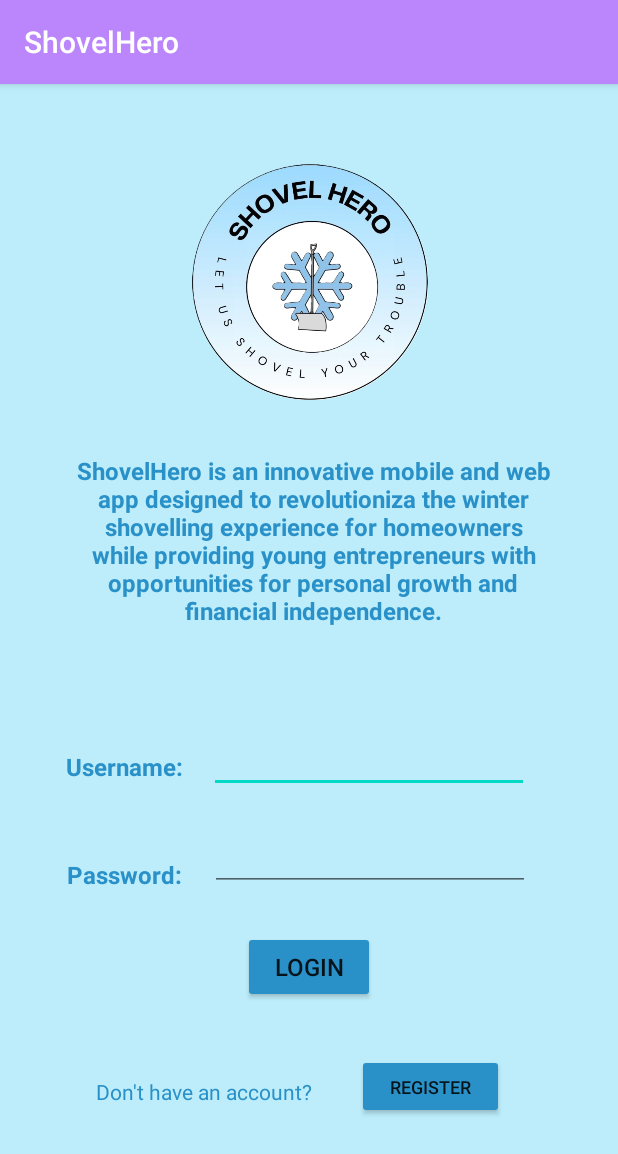
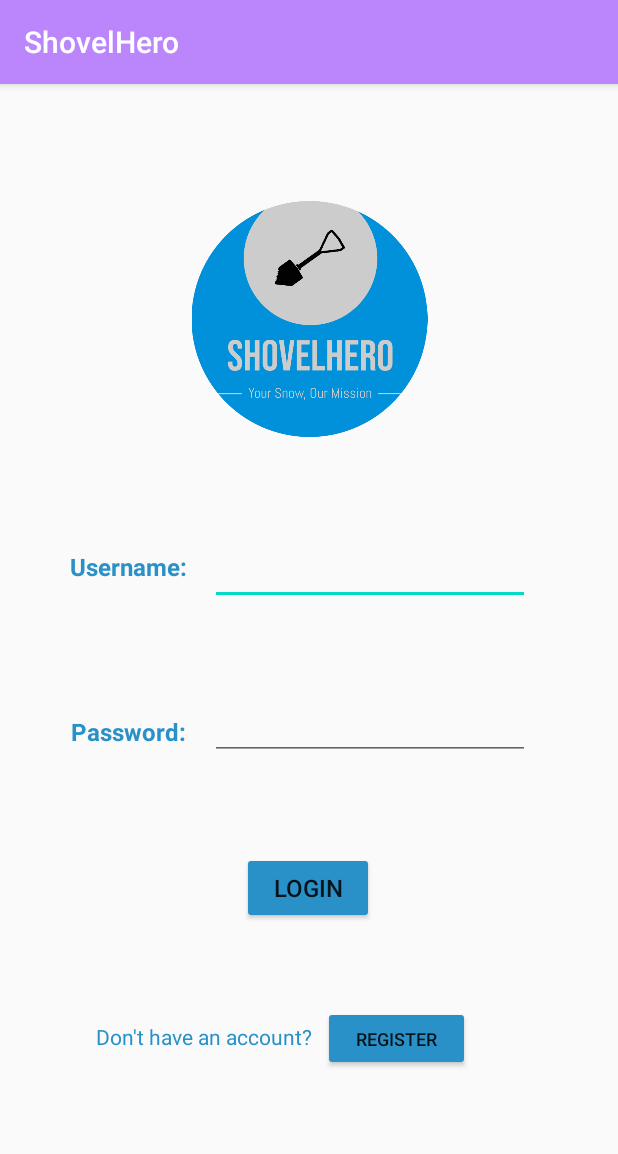
Before and after one commit to nelsonle345/-comp313-00x-Team4-F24, an Android app built with Jetpack Compose: the screen it shows after launch (MainActivity), on a phone screen of 412 x 824 dp. Shown: the top 1154 px of the screen. Run offline under Robolectric (Android 15) with nearby library versions, the phone set to English and light mode, and no system bars.

Commit message:
logo added

```diff
--- a/app/src/main/res/layout/activity_accept_open_work.xml
+++ b/app/src/main/res/layout/activity_accept_open_work.xml
@@ -3,7 +3,6 @@
     xmlns:tools="http://schemas.android.com/tools"
     android:layout_width="match_parent"
     android:layout_height="match_parent"
-    android:background="#E8F5E9"
     android:padding="16dp">
 
     <LinearLayout
@@ -16,7 +15,7 @@
             android:layout_height="100dp"
             android:layout_gravity="center"
             android:contentDescription="Shovel Hero Logo"
-            android:src="@drawable/shovel_hero_logo"
+            android:src="@drawable/logo_color"
             android:layout_marginBottom="16dp"/>
 
         <TextView
--- a/app/src/main/res/layout/activity_add_property_info.xml
+++ b/app/src/main/res/layout/activity_add_property_info.xml
@@ -3,7 +3,6 @@
     xmlns:tools="http://schemas.android.com/tools"
     android:layout_width="match_parent"
     android:layout_height="match_parent"
-    android:background="#BDEDFB"
     android:padding="16dp">
 
     <LinearLayout
@@ -15,7 +14,7 @@
             android:layout_width="100dp"
             android:layout_height="100dp"
             android:layout_gravity="center"
-            android:src="@drawable/shovel_hero_logo"
+            android:src="@drawable/logo_color"
             android:contentDescription="Shovel Hero Logo"
             android:layout_marginBottom="16dp"/>
 
--- a/app/src/main/res/layout/activity_create_work_order.xml
+++ b/app/src/main/res/layout/activity_create_work_order.xml
@@ -3,7 +3,6 @@
     xmlns:tools="http://schemas.android.com/tools"
     android:layout_width="match_parent"
     android:layout_height="match_parent"
-    android:background="#BDEDFB"
     android:padding="16dp">
 
     <LinearLayout
@@ -15,7 +14,7 @@
             android:layout_width="100dp"
             android:layout_height="100dp"
             android:layout_gravity="center"
-            android:src="@drawable/shovel_hero_logo"
+            android:src="@drawable/logo_color"
             android:contentDescription="Shovel Hero Logo"
             android:layout_marginBottom="16dp"/>
 
--- a/app/src/main/res/layout/activity_customer_profile.xml
+++ b/app/src/main/res/layout/activity_customer_profile.xml
@@ -5,14 +5,13 @@
     android:layout_width="match_parent"
     android:layout_height="match_parent"
     android:orientation="vertical"
-    tools:context=".CustomerProfile"
-    android:background="#BDEDFB">
+    tools:context=".CustomerProfile">
 
     <ImageView
         android:layout_width="70dp"
         android:layout_height="70dp"
         android:layout_gravity="center"
-        android:src="@drawable/shovel_hero_logo"
+        android:src="@drawable/logo_color"
         android:contentDescription="Shovel Hero Logo"
         android:layout_marginBottom="6dp"/>
 
--- a/app/src/main/res/layout/activity_list_open_work_order.xml
+++ b/app/src/main/res/layout/activity_list_open_work_order.xml
@@ -3,7 +3,6 @@
     xmlns:tools="http://schemas.android.com/tools"
     android:layout_width="match_parent"
     android:layout_height="match_parent"
-    android:background="#E0F7FA"
     android:padding="16dp">
 
     <LinearLayout
@@ -17,7 +16,7 @@
             android:layout_gravity="center"
             android:layout_marginBottom="16dp"
             android:contentDescription="Shovel Hero Logo"
-            android:src="@drawable/shovel_hero_logo" />
+            android:src="@drawable/logo_color" />
 
         <TextView
             android:id="@+id/lblOpenWorkOrders"
--- a/app/src/main/res/layout/activity_main.xml
+++ b/app/src/main/res/layout/activity_main.xml
@@ -4,7 +4,6 @@
     xmlns:tools="http://schemas.android.com/tools"
     android:layout_width="match_parent"
     android:layout_height="match_parent"
-    android:background="#BDEDFB"
     android:orientation="vertical"
     android:textAlignment="center"
     tools:context=".MainActivity">
@@ -18,24 +17,8 @@
         app:layout_constraintEnd_toEndOf="parent"
         app:layout_constraintStart_toStartOf="parent"
         app:layout_constraintTop_toTopOf="parent"
-        app:layout_constraintVertical_bias="0.087"
-        app:srcCompat="@drawable/shovel_hero_logo" />
-
-    <TextView
-        android:id="@+id/missionStatment"
-        android:layout_width="325dp"
-        android:layout_height="150dp"
-        android:text="\nShovelHero is an innovative mobile and web app designed to revolutioniza the winter shovelling experience for homeowners while providing young entrepreneurs with opportunities for personal growth and financial independence."
-        android:textColor="#2991C8"
-        android:textSize="16sp"
-        android:textStyle="bold"
-        android:gravity="center"
-        app:layout_constraintBottom_toBottomOf="parent"
-        app:layout_constraintEnd_toEndOf="parent"
-        app:layout_constraintHorizontal_bias="0.534"
-        app:layout_constraintStart_toStartOf="parent"
-        app:layout_constraintTop_toTopOf="parent"
-        app:layout_constraintVertical_bias="0.356" />
+        app:layout_constraintVertical_bias="0.128"
+        app:srcCompat="@drawable/logo_color" />
 
     <TextView
         android:id="@+id/lblUsername"
@@ -48,10 +31,10 @@
         android:textStyle="bold"
         app:layout_constraintBottom_toBottomOf="parent"
         app:layout_constraintEnd_toEndOf="parent"
-        app:layout_constraintHorizontal_bias="0.099"
+        app:layout_constraintHorizontal_bias="0.109"
         app:layout_constraintStart_toStartOf="parent"
         app:layout_constraintTop_toTopOf="parent"
-        app:layout_constraintVertical_bias="0.595" />
+        app:layout_constraintVertical_bias="0.416" />
 
     <TextView
         android:id="@+id/lblPassword"
@@ -64,10 +47,10 @@
         android:textStyle="bold"
         app:layout_constraintBottom_toBottomOf="parent"
         app:layout_constraintEnd_toEndOf="parent"
-        app:layout_constraintHorizontal_bias="0.099"
+        app:layout_constraintHorizontal_bias="0.109"
         app:layout_constraintStart_toStartOf="parent"
         app:layout_constraintTop_toTopOf="parent"
-        app:layout_constraintVertical_bias="0.692" />
+        app:layout_constraintVertical_bias="0.564" />
 
     <EditText
         android:id="@+id/etUsername"
@@ -77,10 +60,10 @@
         android:inputType="text"
         app:layout_constraintBottom_toBottomOf="parent"
         app:layout_constraintEnd_toEndOf="parent"
-        app:layout_constraintHorizontal_bias="0.701"
+        app:layout_constraintHorizontal_bias="0.706"
         app:layout_constraintStart_toStartOf="parent"
         app:layout_constraintTop_toTopOf="parent"
-        app:layout_constraintVertical_bias="0.591" />
+        app:layout_constraintVertical_bias="0.418" />
 
     <EditText
         android:id="@+id/etPassword"
@@ -93,21 +76,22 @@
         app:layout_constraintHorizontal_bias="0.706"
         app:layout_constraintStart_toStartOf="parent"
         app:layout_constraintTop_toTopOf="parent"
-        app:layout_constraintVertical_bias="0.682" />
+        app:layout_constraintVertical_bias="0.561" />
 
     <Button
         android:id="@+id/btnLogin"
         android:layout_width="wrap_content"
         android:layout_height="wrap_content"
         android:backgroundTint="#2991C8"
+        android:onClick="loginUser"
         android:text="Login"
         android:textSize="16sp"
-        android:onClick="loginUser"
         app:layout_constraintBottom_toBottomOf="parent"
         app:layout_constraintEnd_toEndOf="parent"
+        app:layout_constraintHorizontal_bias="0.498"
         app:layout_constraintStart_toStartOf="parent"
         app:layout_constraintTop_toTopOf="parent"
-        app:layout_constraintVertical_bias="0.784" />
+        app:layout_constraintVertical_bias="0.711" />
 
     <TextView
         android:id="@+id/lblNoAccount"
@@ -122,7 +106,7 @@
         app:layout_constraintHorizontal_bias="0.231"
         app:layout_constraintStart_toStartOf="parent"
         app:layout_constraintTop_toTopOf="parent"
-        app:layout_constraintVertical_bias="0.884" />
+        app:layout_constraintVertical_bias="0.835" />
 
     <Button
         android:id="@+id/btnRegister"
@@ -134,9 +118,9 @@
         android:textSize="12sp"
         app:layout_constraintBottom_toBottomOf="parent"
         app:layout_constraintEnd_toEndOf="parent"
-        app:layout_constraintHorizontal_bias="0.757"
+        app:layout_constraintHorizontal_bias="0.686"
         app:layout_constraintStart_toStartOf="parent"
         app:layout_constraintTop_toTopOf="parent"
-        app:layout_constraintVertical_bias="0.892" />
+        app:layout_constraintVertical_bias="0.848" />
 
 </androidx.constraintlayout.widget.ConstraintLayout>
--- a/app/src/main/res/layout/activity_update_property_info.xml
+++ b/app/src/main/res/layout/activity_update_property_info.xml
@@ -3,7 +3,6 @@
     xmlns:tools="http://schemas.android.com/tools"
     android:layout_width="match_parent"
     android:layout_height="match_parent"
-    android:background="#BDEDFB"
     android:padding="16dp">
 
     <LinearLayout
@@ -15,7 +14,7 @@
             android:layout_width="100dp"
             android:layout_height="100dp"
             android:layout_gravity="center"
-            android:src="@drawable/shovel_hero_logo"
+            android:src="@drawable/logo_color"
             android:contentDescription="Shovel Hero Logo"
             android:layout_marginBottom="16dp"/>
 
--- a/app/src/main/res/layout/activity_youth_shoveller_profile.xml
+++ b/app/src/main/res/layout/activity_youth_shoveller_profile.xml
@@ -5,14 +5,13 @@
     android:layout_width="match_parent"
     android:layout_height="match_parent"
     android:orientation="vertical"
-    tools:context=".YouthShovellerProfile"
-    android:background="#BDEDFB">
+    tools:context=".YouthShovellerProfile">
 
     <ImageView
         android:layout_width="70dp"
         android:layout_height="70dp"
         android:layout_gravity="center"
-        android:src="@drawable/shovel_hero_logo"
+        android:src="@drawable/logo_color"
         android:contentDescription="Shovel Hero Logo"
         android:layout_marginBottom="6dp"/>
 
```
Also changed, not shown: app/src/main/res/layout/activity_guardian_profile.xml (+3 -4 lines), app/src/main/res/layout/activity_user_registration.xml (+23 -25 lines), app/src/main/res/layout/activity_view_requested_work_order.xml (+4 -4 lines), app/src/main/res/drawable/logo_color.png (added), app/src/main/res/drawable/shovel_hero_logo.png (deleted).
